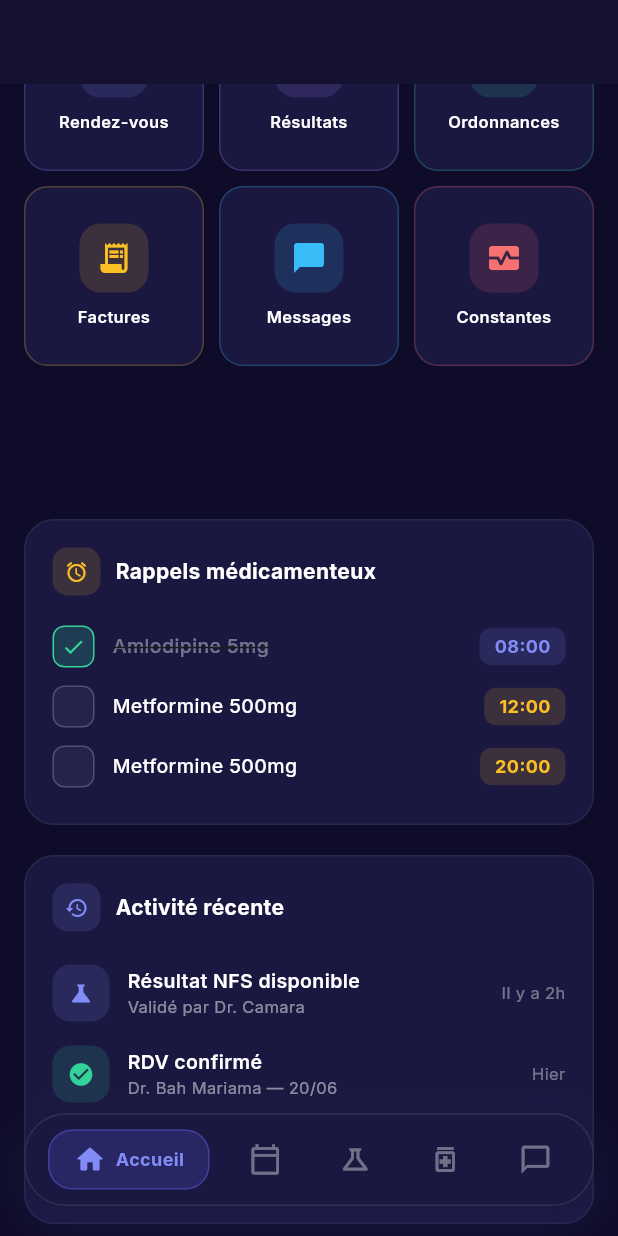
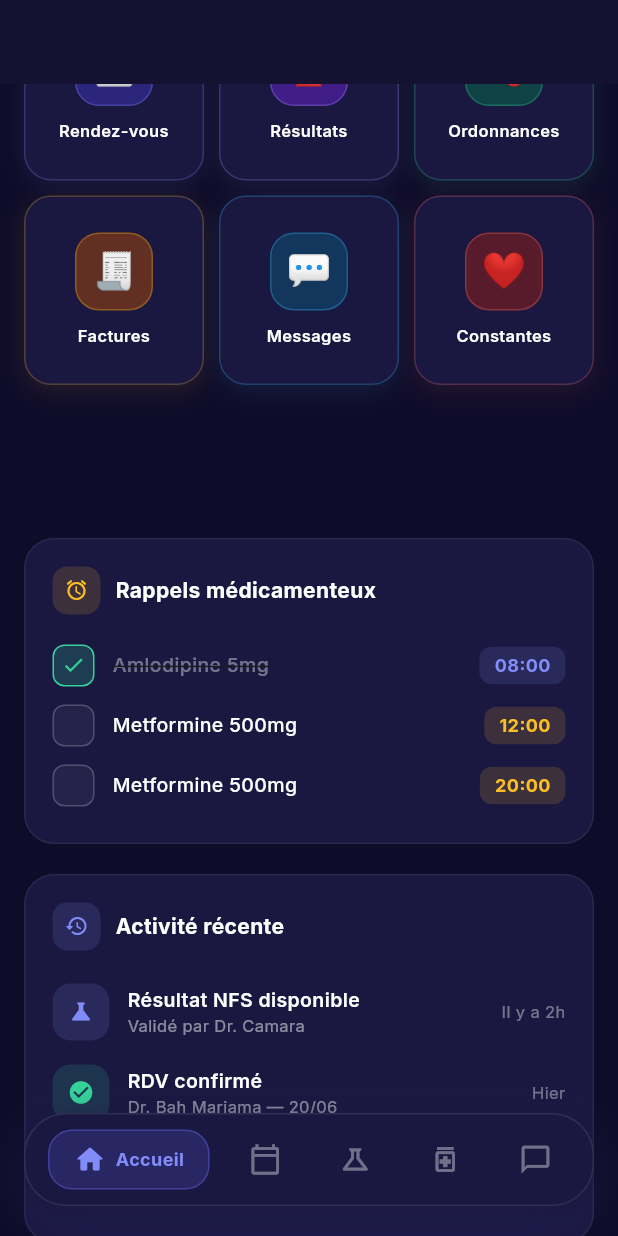
Before and after one commit to jiminmadingou-code/sghl, a Flutter app: the HomeScreen screen opened by its route, scrolled down 576 dp, on a phone screen of 412 x 824 dp. Run offline on Flutter 3.47's test engine with Material 3 defaults, Android fonts, the phone set to English and light mode, and no system bars; our stand-ins replace dio, flutter_riverpod, flutter_secure_storage, go_router, google_fonts, shared_preferences; accounts and stored records are empty.

Commit message:
fix: TypeError appointments + emojis accès rapides + dialog PDF ordonnance

```diff
--- a/mobile/patient_app/lib/screens/appointments_screen.dart
+++ b/mobile/patient_app/lib/screens/appointments_screen.dart
@@ -166,7 +166,7 @@ class _RdvCard extends StatelessWidget {
                 borderRadius: BorderRadius.circular(18),
               ),
               child: Center(child: Text(
-                (rdv['medecin'] ?? 'Dr').split(' ').where((w) => w.isNotEmpty).map((w) => w[0]).take(2).join(),
+                (() { final parts = (rdv['medecin'] as String? ?? 'Dr').split(' ').where((w) => w.isNotEmpty).toList(); return parts.length >= 2 ? '${parts[0][0]}${parts[1][0]}' : parts.isNotEmpty ? parts[0][0] : 'Dr'; })(),
                 style: TextStyle(color: _statutColor, fontSize: 18, fontWeight: FontWeight.w800),
               )),
             ),
--- a/mobile/patient_app/lib/screens/home_screen.dart
+++ b/mobile/patient_app/lib/screens/home_screen.dart
@@ -259,12 +259,18 @@ class _HomeScreenState extends State<HomeScreen> with TickerProviderStateMixin {
 
   Widget _buildQuickActions() {
     final actions = [
-      {'icon': Icons.calendar_today, 'label': 'Rendez-vous', 'color': const Color(0xFF818CF8), 'path': '/appointments'},
-      {'icon': Icons.science, 'label': 'Résultats', 'color': const Color(0xFFA78BFA), 'path': '/results'},
-      {'icon': Icons.medication, 'label': 'Ordonnances', 'color': const Color(0xFF34D399), 'path': '/prescriptions'},
-      {'icon': Icons.receipt_long, 'label': 'Factures', 'color': const Color(0xFFFBBF24), 'path': '/invoices'},
-      {'icon': Icons.chat_bubble, 'label': 'Messages', 'color': const Color(0xFF38BDF8), 'path': '/chat'},
-      {'icon': Icons.monitor_heart, 'label': 'Constantes', 'color': const Color(0xFFF87171), 'path': '/vitals'},
+      {'icon': Icons.calendar_today_rounded, 'label': 'Rendez-vous', 'color': const Color(0xFF818CF8), 'path': '/appointments',
+       'image': '🗓️', 'bg': const Color(0xFF3730A3)},
+      {'icon': Icons.science_rounded, 'label': 'Résultats', 'color': const Color(0xFFA78BFA), 'path': '/results',
+       'image': '🔬', 'bg': const Color(0xFF5B21B6)},
+      {'icon': Icons.medication_rounded, 'label': 'Ordonnances', 'color': const Color(0xFF34D399), 'path': '/prescriptions',
+       'image': '💊', 'bg': const Color(0xFF065F46)},
+      {'icon': Icons.receipt_long_rounded, 'label': 'Factures', 'color': const Color(0xFFFBBF24), 'path': '/invoices',
+       'image': '🧾', 'bg': const Color(0xFF92400E)},
+      {'icon': Icons.chat_bubble_rounded, 'label': 'Messages', 'color': const Color(0xFF38BDF8), 'path': '/chat',
+       'image': '💬', 'bg': const Color(0xFF0C4A6E)},
+      {'icon': Icons.monitor_heart_rounded, 'label': 'Constantes', 'color': const Color(0xFFF87171), 'path': '/vitals',
+       'image': '❤️', 'bg': const Color(0xFF7F1D1D)},
     ];
     return Column(crossAxisAlignment: CrossAxisAlignment.start, children: [
       _sectionTitle('Accès rapides', Icons.grid_view_rounded),
@@ -272,25 +278,27 @@ class _HomeScreenState extends State<HomeScreen> with TickerProviderStateMixin {
       GridView.count(
         crossAxisCount: 3, shrinkWrap: true,
         physics: const NeverScrollableScrollPhysics(),
-        crossAxisSpacing: 10, mainAxisSpacing: 10, childAspectRatio: 1.0,
+        crossAxisSpacing: 10, mainAxisSpacing: 10, childAspectRatio: 0.95,
         children: actions.map((a) => GestureDetector(
           onTap: () => context.go(a['path'] as String),
           child: Container(
             decoration: BoxDecoration(
               color: const Color(0xFF1A1740),
-              borderRadius: BorderRadius.circular(16),
+              borderRadius: BorderRadius.circular(18),
               border: Border.all(color: (a['color'] as Color).withValues(alpha: 0.25)),
+              boxShadow: [BoxShadow(color: (a['color'] as Color).withValues(alpha: 0.1), blurRadius: 12, offset: const Offset(0, 4))],
             ),
             child: Column(mainAxisAlignment: MainAxisAlignment.center, children: [
               Container(
-                width: 46, height: 46,
+                width: 52, height: 52,
                 decoration: BoxDecoration(
-                  color: (a['color'] as Color).withValues(alpha: 0.15),
-                  borderRadius: BorderRadius.circular(14),
+                  color: (a['bg'] as Color).withValues(alpha: 0.6),
+                  borderRadius: BorderRadius.circular(16),
+                  border: Border.all(color: (a['color'] as Color).withValues(alpha: 0.3)),
                 ),
-                child: Icon(a['icon'] as IconData, color: a['color'] as Color, size: 24),
+                child: Center(child: Text(a['image'] as String, style: const TextStyle(fontSize: 24))),
               ),
-              const SizedBox(height: 8),
+              const SizedBox(height: 9),
               Text(a['label'] as String, style: const TextStyle(color: Colors.white, fontSize: 11, fontWeight: FontWeight.w600), textAlign: TextAlign.center),
             ]),
           ),
```
Also changed, not shown: mobile/patient_app/lib/screens/prescriptions_screen.dart (+74 -6 lines).
